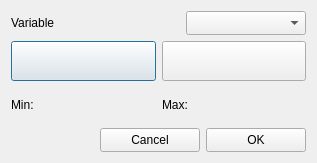
The window that src/Dialogs/HighlightTableVarDialog.ui (gmrandazzo/QStudioMetrics) describes before a commit, drawn with Qt 5.
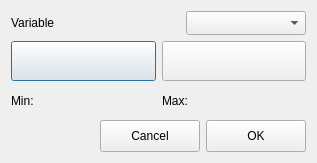
The same window after the commit.

Diff of the .ui file:
```diff
--- a/src/Dialogs/HighlightTableVarDialog.ui
+++ b/src/Dialogs/HighlightTableVarDialog.ui
@@ -111,13 +111,13 @@
        <property name="minimumSize">
         <size>
          <width>100</width>
-         <height>24</height>
+         <height>32</height>
         </size>
        </property>
        <property name="maximumSize">
         <size>
          <width>100</width>
-         <height>24</height>
+         <height>32</height>
         </size>
        </property>
        <property name="text">
@@ -130,13 +130,13 @@
        <property name="minimumSize">
         <size>
          <width>100</width>
-         <height>24</height>
+         <height>32</height>
         </size>
        </property>
        <property name="maximumSize">
         <size>
          <width>100</width>
-         <height>24</height>
+         <height>32</height>
         </size>
        </property>
        <property name="text">
```
